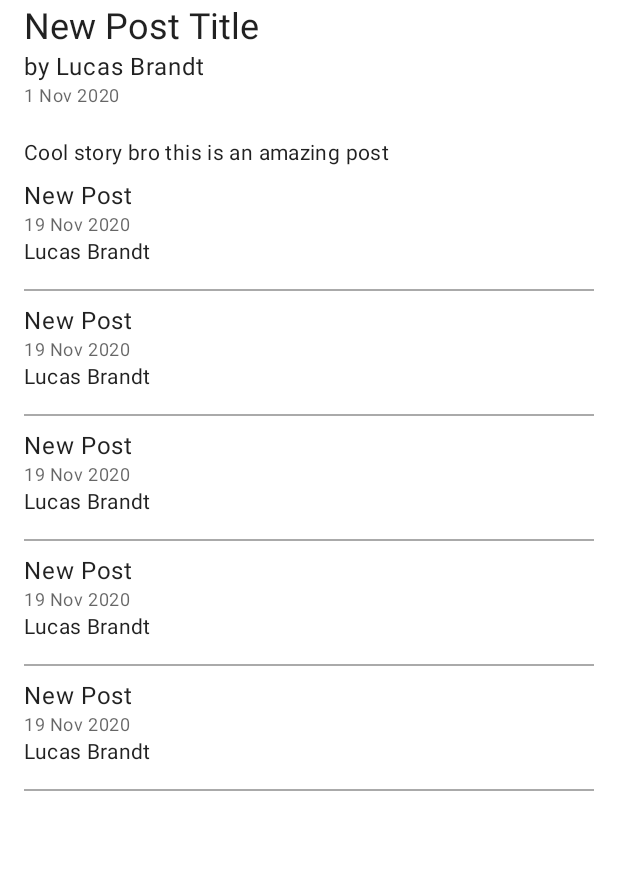
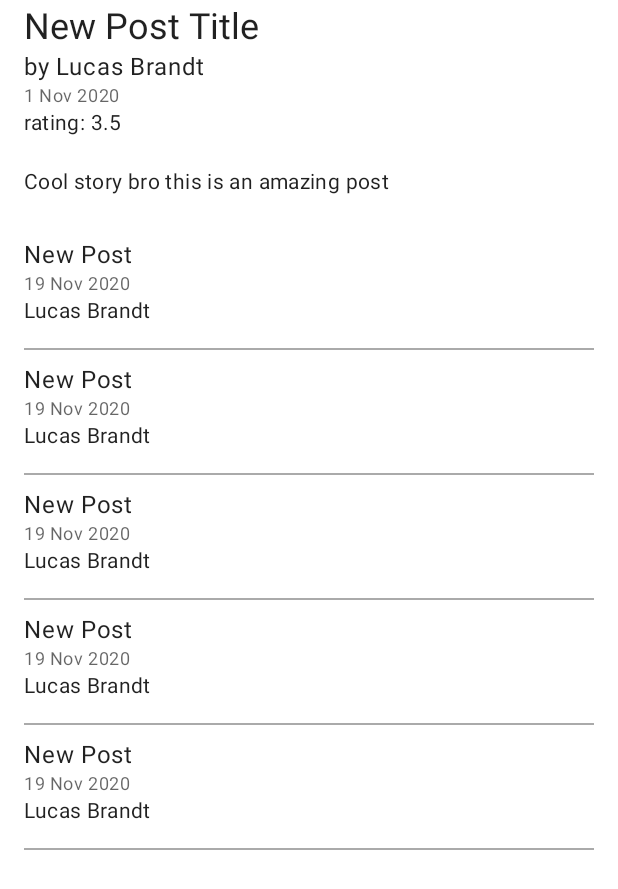
Before and after one commit to lucas-brandt/spacebook, an Android app: the layout fragment_post.xml on its own in the app's theme, with its tools: preview values and no code run, on a phone screen of 412 x 824 dp. Shown: the top 889 px of the screen. Run offline under Robolectric (Android 15) with nearby library versions, the phone set to English and light mode, and no system bars.

Commit message:
added delete function and cleaned up post/comments

```diff
--- a/app/src/main/java/com/example/spacebook/api/SpacebookApi.kt
+++ b/app/src/main/java/com/example/spacebook/api/SpacebookApi.kt
@@ -140,4 +140,7 @@ interface SpacebookApi {
 
     @GET("posts/{id}/comments")
     suspend fun getPostComments(@Path("id") id: Int): ApiResponse<List<Comment>>
+
+    @DELETE("comments/{id}")
+    suspend fun deleteComment(@Path("id") id: Int): ApiResponse<Comment>
 }
--- a/app/src/main/java/com/example/spacebook/api/TokenManager.kt
+++ b/app/src/main/java/com/example/spacebook/api/TokenManager.kt
@@ -43,7 +43,7 @@ class TokenManager(applicationContext: Context) : Interceptor {
     }
 
     private fun Request.withToken(): Request {
-        val token = token ?: return this
+        val token = "eyJhbGciOiJub25lIn0.eyJqdGkiOiIxMDNhZWExNy1mM2UzLTRiMTItODFiMi01NDc4ZmQ1M2Q2YzgiLCJleHAiOjE1NTIwMTgyMzEsInVpZCI6MX0"
         return newBuilder().addHeader("Authorization", "Bearer $token").build()
     }
 }
--- a/app/src/main/java/com/example/spacebook/post/PostAdapter.kt
+++ b/app/src/main/java/com/example/spacebook/post/PostAdapter.kt
@@ -28,7 +28,7 @@ class PostAdapter(private val list: List<Comment>) : RecyclerView.Adapter<PostAd
 
         holder.comment.text = currentComment.message
         holder.date.text = currentComment.commentedAt.toString()
-        holder.name.text = currentComment.userId.toString()
+        currentComment.postId
     }
 
     override fun getItemCount(): Int {
--- a/app/src/main/res/layout/comment_row_item.xml
+++ b/app/src/main/res/layout/comment_row_item.xml
@@ -35,6 +35,7 @@
         android:layout_width="0dp"
         android:layout_height="wrap_content"
         android:textAlignment="viewStart"
+        android:text="A name I can't get without another network call boo"
         app:layout_constraintEnd_toStartOf="@+id/guidelineEnd"
         app:layout_constraintStart_toEndOf="@id/guidelineStart"
         app:layout_constraintTop_toBottomOf="@+id/date"
--- a/app/src/main/res/layout/fragment_post.xml
+++ b/app/src/main/res/layout/fragment_post.xml
@@ -48,6 +48,17 @@
                 tools:text="1 Nov 2020" />
 
             <TextView
+                android:id="@+id/rating"
+                style="@style/TextAppearance.MaterialComponents.Body2"
+                android:layout_width="0dp"
+                android:layout_height="wrap_content"
+                android:textAlignment="viewStart"
+                app:layout_constraintEnd_toStartOf="@id/guidelineEnd"
+                app:layout_constraintStart_toEndOf="@id/guidelineStart"
+                app:layout_constraintTop_toBottomOf="@+id/date"
+                tools:text="rating: 3.5" />
+
+            <TextView
                 android:id="@+id/body"
                 style="@style/TextAppearance.MaterialComponents.Body2"
                 android:layout_width="0dp"
@@ -56,13 +67,14 @@
                 android:textAlignment="viewStart"
                 app:layout_constraintEnd_toStartOf="@id/guidelineEnd"
                 app:layout_constraintStart_toEndOf="@id/guidelineStart"
-                app:layout_constraintTop_toBottomOf="@+id/date"
+                app:layout_constraintTop_toBottomOf="@+id/rating"
                 tools:text="Cool story bro this is an amazing post" />
 
             <androidx.recyclerview.widget.RecyclerView
                 android:id="@+id/recyclerview"
                 android:layout_width="match_parent"
                 android:layout_height="match_parent"
+                android:layout_marginTop="20dp"
                 app:layoutManager="androidx.recyclerview.widget.LinearLayoutManager"
                 app:layout_constraintEnd_toStartOf="@id/guidelineEnd"
                 app:layout_constraintStart_toEndOf="@id/guidelineStart"
```
Also changed, not shown: app/src/main/java/com/example/spacebook/Dependencies.kt (+6 -1 lines), app/src/main/java/com/example/spacebook/post/PostFragment.kt (+27 -0 lines), app/src/main/java/com/example/spacebook/post/PostViewModel.kt (+23 -0 lines).
